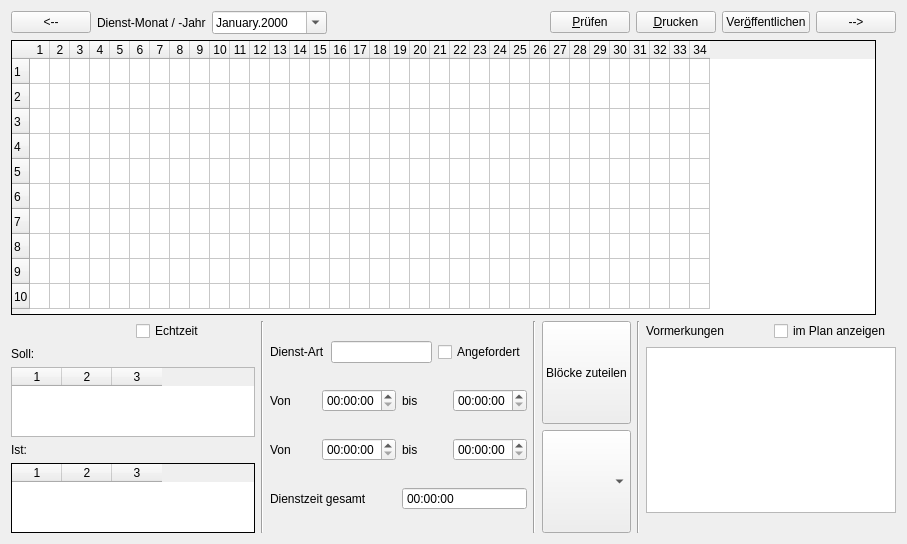
joergpauly/megaroster, file crosterwindow.ui: the form before one commit.
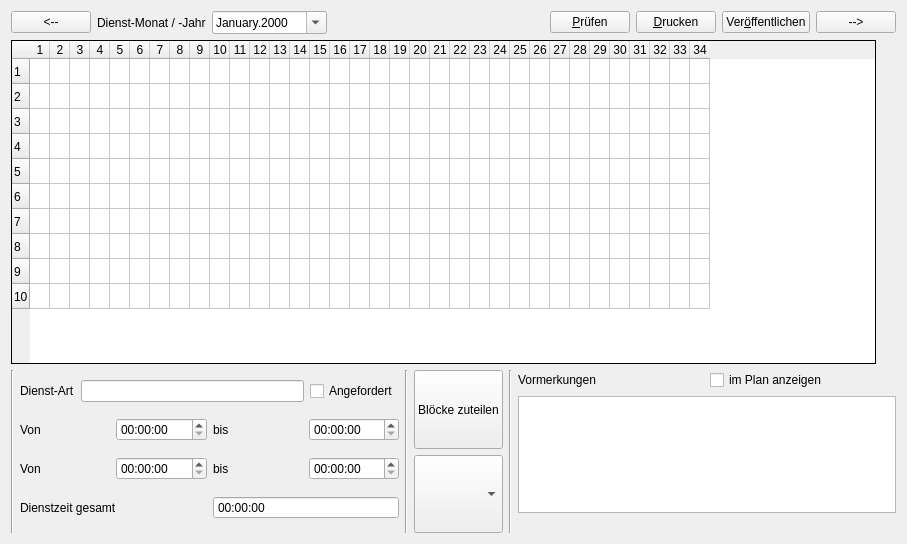
The form after the commit.

What changed in the file:
```diff
--- a/crosterwindow.ui
+++ b/crosterwindow.ui
@@ -192,157 +192,6 @@
    </item>
    <item>
     <layout class="QHBoxLayout" name="horizontalLayout_8">
-     <item>
-      <layout class="QVBoxLayout" name="verticalLayout_6">
-       <item>
-        <layout class="QHBoxLayout" name="horizontalLayout_10">
-         <item>
-          <widget class="QLabel" name="lblName">
-           <property name="font">
-            <font>
-             <pointsize>10</pointsize>
-             <weight>75</weight>
-             <bold>true</bold>
-             <kerning>true</kerning>
-            </font>
-           </property>
-           <property name="text">
-            <string/>
-           </property>
-          </widget>
-         </item>
-         <item>
-          <widget class="QCheckBox" name="chkRTCheck">
-           <property name="text">
-            <string>Echtzeit</string>
-           </property>
-          </widget>
-         </item>
-        </layout>
-       </item>
-       <item>
-        <widget class="QLabel" name="label_9">
-         <property name="text">
-          <string>Soll:</string>
-         </property>
-        </widget>
-       </item>
-       <item>
-        <widget class="QTableWidget" name="tbwTarget">
-         <property name="enabled">
-          <bool>true</bool>
-         </property>
-         <property name="sizePolicy">
-          <sizepolicy hsizetype="Maximum" vsizetype="Maximum">
-           <horstretch>0</horstretch>
-           <verstretch>0</verstretch>
-          </sizepolicy>
-         </property>
-         <property name="maximumSize">
-          <size>
-           <width>250</width>
-           <height>80</height>
-          </size>
-         </property>
-         <property name="editTriggers">
-          <set>QAbstractItemView::NoEditTriggers</set>
-         </property>
-         <property name="selectionMode">
-          <enum>QAbstractItemView::NoSelection</enum>
-         </property>
-         <property name="columnCount">
-          <number>3</number>
-         </property>
-         <attribute name="horizontalHeaderDefaultSectionSize">
-          <number>50</number>
-         </attribute>
-         <attribute name="verticalHeaderVisible">
-          <bool>false</bool>
-         </attribute>
-         <attribute name="verticalHeaderDefaultSectionSize">
-          <number>16</number>
-         </attribute>
-         <attribute name="verticalHeaderMinimumSectionSize">
-          <number>16</number>
-         </attribute>
-         <column/>
-         <column/>
-         <column/>
-        </widget>
-       </item>
-       <item>
-        <layout class="QHBoxLayout" name="horizontalLayout_9"/>
-       </item>
-       <item>
-        <widget class="QLabel" name="label_10">
-         <property name="text">
-          <string>Ist:</string>
-         </property>
-        </widget>
-       </item>
-       <item>
-        <widget class="QTableWidget" name="tbwActual">
-         <property name="enabled">
-          <bool>true</bool>
-         </property>
-         <property name="sizePolicy">
-          <sizepolicy hsizetype="Maximum" vsizetype="Maximum">
-           <horstretch>0</horstretch>
-           <verstretch>0</verstretch>
-          </sizepolicy>
-         </property>
-         <property name="maximumSize">
-          <size>
-           <width>250</width>
-           <height>80</height>
-          </size>
-         </property>
-         <property name="frameShape">
-          <enum>QFrame::Panel</enum>
-         </property>
-         <property name="frameShadow">
-          <enum>QFrame::Plain</enum>
-         </property>
-         <property name="editTriggers">
-          <set>QAbstractItemView::NoEditTriggers</set>
-         </property>
-         <property name="showDropIndicator" stdset="0">
-          <bool>false</bool>
-         </property>
-         <property name="dragDropOverwriteMode">
-          <bool>false</bool>
-         </property>
-         <property name="alternatingRowColors">
-          <bool>true</bool>
-         </property>
-         <property name="selectionMode">
-          <enum>QAbstractItemView::NoSelection</enum>
-         </property>
-         <property name="selectionBehavior">
-          <enum>QAbstractItemView::SelectItems</enum>
-         </property>
-         <property name="columnCount">
-          <number>3</number>
-         </property>
-         <attribute name="horizontalHeaderDefaultSectionSize">
-          <number>50</number>
-         </attribute>
-         <attribute name="verticalHeaderVisible">
-          <bool>false</bool>
-         </attribute>
-         <attribute name="verticalHeaderDefaultSectionSize">
-          <number>16</number>
-         </attribute>
-         <attribute name="verticalHeaderMinimumSectionSize">
-          <number>16</number>
-         </attribute>
-         <column/>
-         <column/>
-         <column/>
-        </widget>
-       </item>
-      </layout>
-     </item>
      <item>
       <widget class="Line" name="line_3">
        <property name="orientation">
```
Left out of the diff: 3 changed lines with no effect on the pictures.
